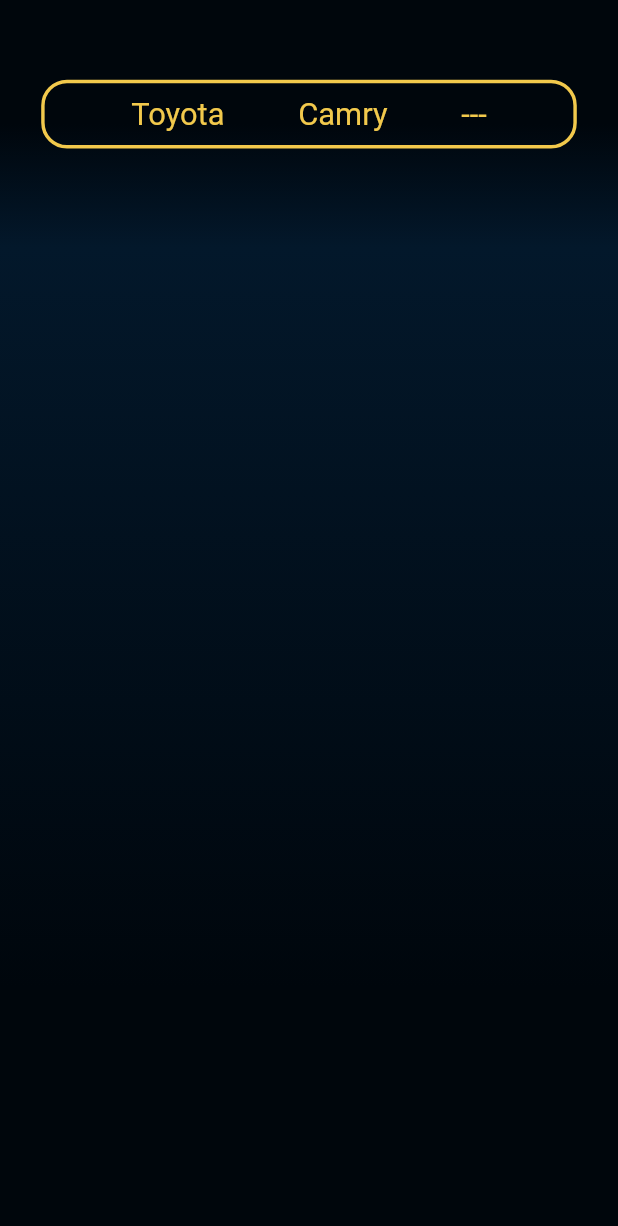
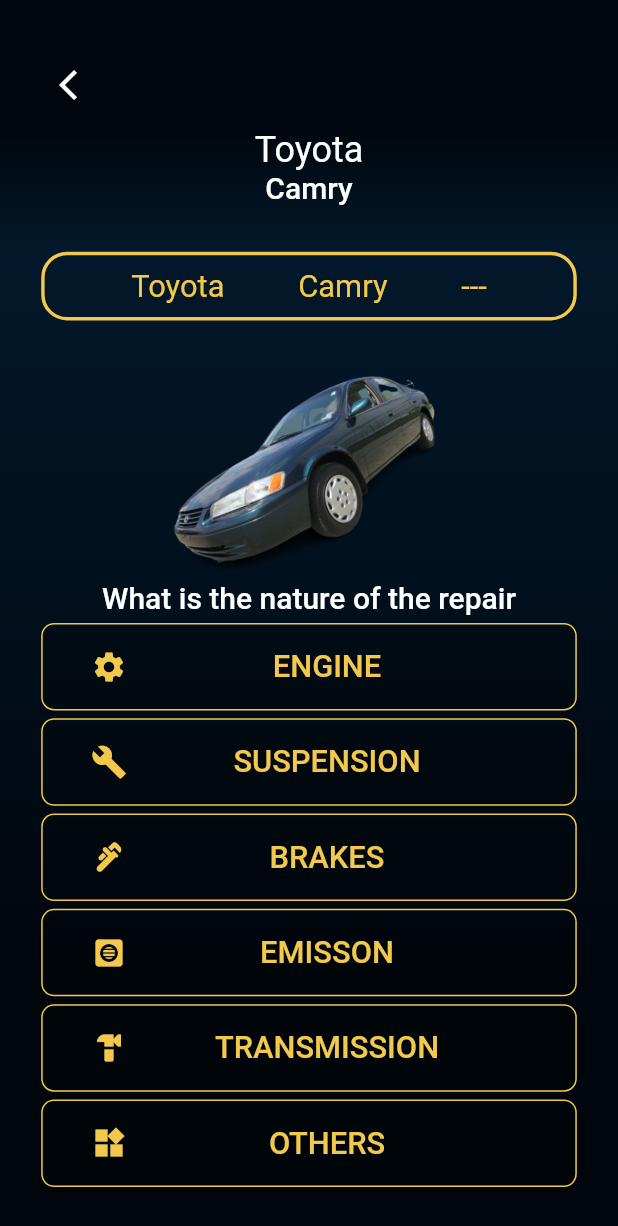
Before and after one commit to EniRox001/my_oga_mechanic, a Flutter app: the ServiceRepairNature screen opened by its route, on a phone screen of 412 x 824 dp. Shown: the top 1226 px of the screen. Run offline on Flutter 3.47's test engine with Material 2 defaults, Android fonts, the phone set to English and light mode, and no system bars; our stand-ins replace card_swiper, flutter_colorpicker, flutter_screenutil, get, pin_code_fields; missing offline and left inert: swipe.

Commit message:
completed service repair nature screen

```diff
--- a/lib/imports.dart
+++ b/lib/imports.dart
@@ -15,6 +15,7 @@
 export 'screens/service_mechanic.dart';
 export 'screens/services_arrived.dart';
 export 'screens/services_repair_nature.dart';
+export 'screens/services_agree_amount.dart';
 
 //---------------Packages---------------//
 export 'package:get/get.dart';
--- a/lib/routes/routes.dart
+++ b/lib/routes/routes.dart
@@ -58,5 +58,9 @@
       name: '/services_repair_nature',
       page: () => const ServiceRepairNature(),
     ),
+    GetPage(
+      name: '/services_agree_amount',
+      page: () => const ServicesAgreeAmount(),
+    ),
   ];
 }
--- a/lib/screens/services_repair_nature.dart
+++ b/lib/screens/services_repair_nature.dart
@@ -18,7 +18,36 @@
           child: Padding(
             padding: EdgeInsets.all(32.0.sp),
             child: Column(
+              mainAxisAlignment: MainAxisAlignment.spaceEvenly,
               children: [
+                Row(
+                  children: [
+                    IconButton(
+                      onPressed: () {
+                        Get.back();
+                      },
+                      icon: const Icon(
+                        Icons.arrow_back_ios,
+                      ),
+                    ),
+                  ],
+                ),
+                Column(
+                  children: [
+                    Obx(
+                      () => Text(
+                        '${vehicleRegistrationOneControllers.makeController}',
+                        style: Theme.of(context).textTheme.headline5,
+                      ),
+                    ),
+                    Obx(
+                      () => Text(
+                        '${vehicleRegistrationOneControllers.modelController}',
+                        style: Theme.of(context).textTheme.titleLarge,
+                      ),
+                    ),
+                  ],
+                ),
                 Container(
                   margin: EdgeInsets.symmetric(
                     vertical: 30.0.h,
@@ -65,6 +94,56 @@
                     ),
                   ),
                 ),
+                Image.asset(
+                  'assets/car_images/car_img_one.png',
+                  height: Get.height / 6,
+                ),
+                Text(
+                  'What is the nature of the repair',
+                  style: Theme.of(context).textTheme.titleLarge,
+                ),
+                WDashboardButton(
+                  onPressed: () {
+                    Get.toNamed('/services_agree_amount');
+                  },
+                  icon: Icons.settings,
+                  text: 'engine',
+                ),
+                WDashboardButton(
+                  onPressed: () {
+                    Get.toNamed('/services_agree_amount');
+                  },
+                  icon: Icons.build,
+                  text: 'suspension',
+                ),
+                WDashboardButton(
+                  onPressed: () {
+                    Get.toNamed('/services_agree_amount');
+                  },
+                  icon: Icons.plumbing,
+                  text: 'brakes',
+                ),
+                WDashboardButton(
+                  onPressed: () {
+                    Get.toNamed('/services_agree_amount');
+                  },
+                  icon: Icons.hvac,
+                  text: 'emisson',
+                ),
+                WDashboardButton(
+                  onPressed: () {
+                    Get.toNamed('/services_agree_amount');
+                  },
+                  icon: Icons.hardware,
+                  text: 'transmission',
+                ),
+                WDashboardButton(
+                  onPressed: () {
+                    Get.toNamed('/services_agree_amount');
+                  },
+                  icon: Icons.widgets,
+                  text: 'Others',
+                ),
               ],
             ),
           ),
```
Also changed, not shown: lib/screens/services_agree_amount.dart (added, +25 -0 lines).
